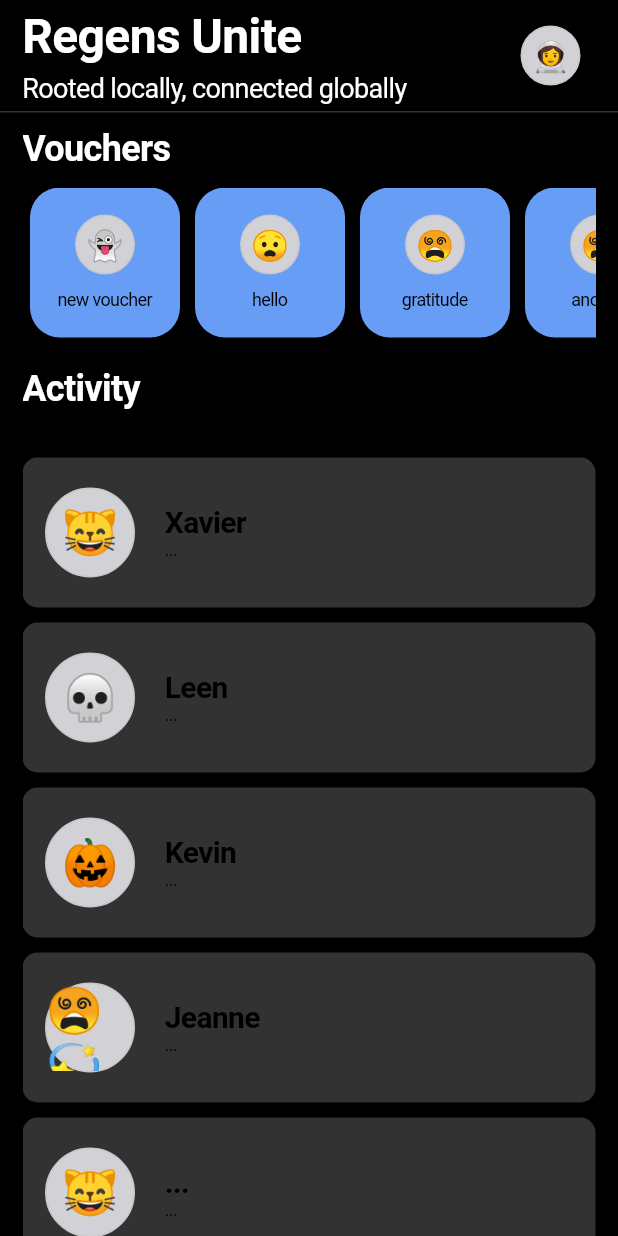
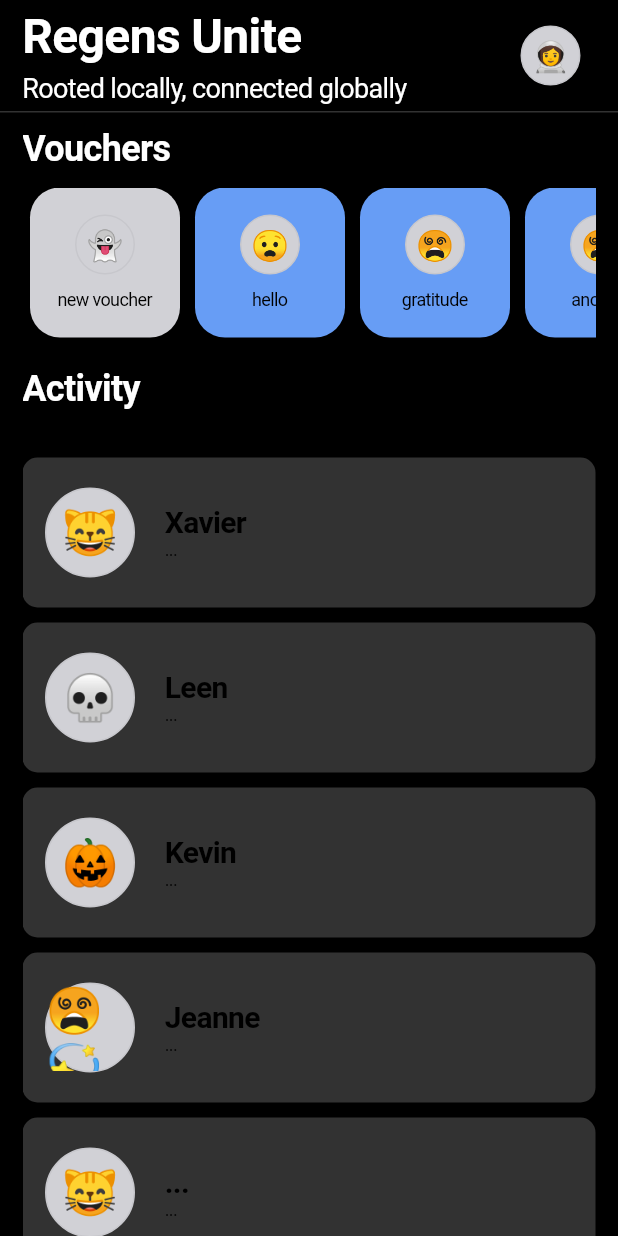
Before and after one commit to citizenwallet/gratitude-app, a Flutter app: the VouchersScreen screen opened directly with empty values, on a phone screen of 412 x 824 dp. Run offline on Flutter 3.47's test engine with Material 2 defaults, Android fonts, the phone set to English and light mode, and no system bars; our stand-ins replace flutter_dotenv, go_router, shared_preferences; accounts and stored records are empty; project files that could hold a hidden picture were left out.

Commit message:
[updated] create voucher card color

```diff
--- a/lib/widgets/voucher/list.dart
+++ b/lib/widgets/voucher/list.dart
@@ -30,6 +30,7 @@ class VoucherList extends StatelessWidget {
                     title: 'new voucher',
                     address: 'new',
                     icon: '👻',
+                    color: CupertinoColors.systemGrey4,
                     onPressed: (_) => onCreate());
               },
             ),
```
